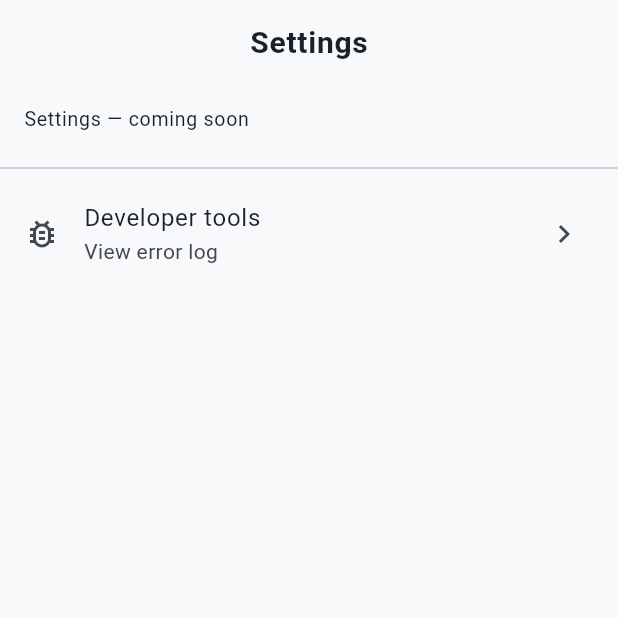
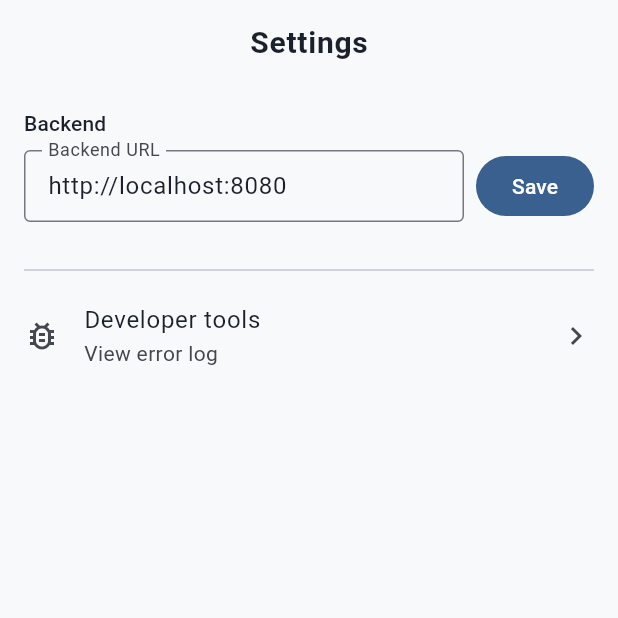
Before and after one commit to krisjand/enhanced_sudoku, a Flutter app: the SettingsScreen screen opened by its route, on a phone screen of 412 x 824 dp, the top half of it. Run offline on Flutter 3.47's test engine with Material 3 defaults, Android fonts, the phone set to English and light mode, and no system bars; our stand-ins replace dio, drift, drift_flutter, flutter_riverpod, go_router; accounts and stored records are empty; generated files the repository leaves out were written again.

Commit message:
Show backend URL in dev tools; add URL field to Settings
- Developer tools now shows the configured backend URL at the top so
  connection issues are immediately diagnosable
- Settings screen adds a Backend URL text field + Save button so the
  URL can be changed at runtime without waiting for story #90

Co-Authored-By: Claude Sonnet 4.6 <noreply@anthropic.com>

```diff
--- a/frontend/lib/features/settings/screens/settings_screen.dart
+++ b/frontend/lib/features/settings/screens/settings_screen.dart
@@ -1,20 +1,73 @@
 import 'package:flutter/material.dart';
+import 'package:flutter_riverpod/flutter_riverpod.dart';
 import 'package:go_router/go_router.dart';
 
 import '../../../router.dart';
+import '../../../shared/providers/settings_provider.dart';
 
-class SettingsScreen extends StatelessWidget {
+class SettingsScreen extends ConsumerStatefulWidget {
   const SettingsScreen({super.key});
+
+  @override
+  ConsumerState<SettingsScreen> createState() => _SettingsScreenState();
+}
+
+class _SettingsScreenState extends ConsumerState<SettingsScreen> {
+  late final TextEditingController _urlController;
+
+  @override
+  void initState() {
+    super.initState();
+    _urlController = TextEditingController(
+      text: ref.read(settingsProvider).backendUrl,
+    );
+  }
+
+  @override
+  void dispose() {
+    _urlController.dispose();
+    super.dispose();
+  }
 
   @override
   Widget build(BuildContext context) {
     return Scaffold(
       appBar: AppBar(title: const Text('Settings')),
       body: ListView(
+        padding: const EdgeInsets.all(16),
         children: [
-          const ListTile(title: Text('Settings — coming soon'), dense: true),
+          Text('Backend', style: Theme.of(context).textTheme.titleSmall),
+          const SizedBox(height: 8),
+          Row(
+            children: [
+              Expanded(
+                child: TextField(
+                  controller: _urlController,
+                  decoration: const InputDecoration(
+                    labelText: 'Backend URL',
+                    hintText: 'http://localhost:8080',
+                    border: OutlineInputBorder(),
+                    isDense: true,
+                  ),
+                  keyboardType: TextInputType.url,
+                  onSubmitted: (v) => ref
+                      .read(settingsProvider.notifier)
+                      .setBackendUrl(v.trim()),
+                ),
+              ),
+              const SizedBox(width: 8),
+              FilledButton(
+                onPressed: () => ref
+                    .read(settingsProvider.notifier)
+                    .setBackendUrl(_urlController.text.trim()),
+                child: const Text('Save'),
+              ),
+            ],
+          ),
+          const SizedBox(height: 24),
           const Divider(),
           ListTile(
+            contentPadding: EdgeInsets.zero,
             leading: const Icon(Icons.bug_report_outlined),
             title: const Text('Developer tools'),
             subtitle: const Text('View error log'),
```
Also changed, not shown: frontend/lib/features/developer/screens/developer_tools_screen.dart (+21 -2 lines).
